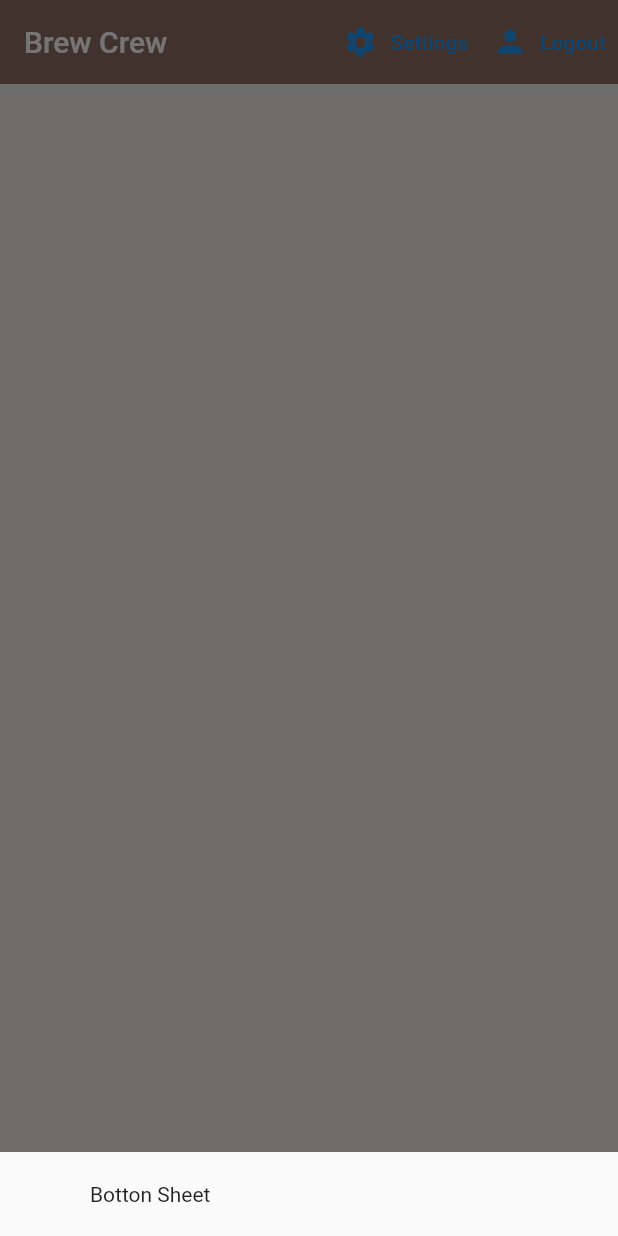
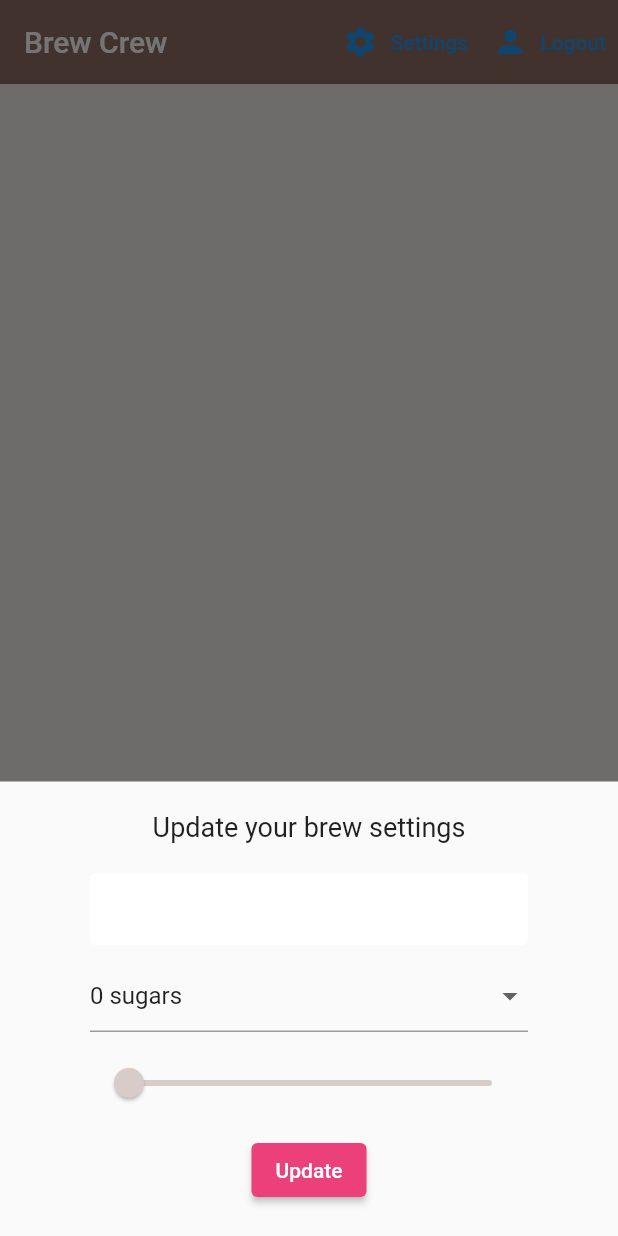
Before and after one commit to phondekarsahil/learn-flutter-firebase, a Flutter app: the screen it shows once a user with an empty profile is signed in, after a tap on "Settings", on a phone screen of 412 x 824 dp. Run offline on Flutter 3.47's test engine with Material 2 defaults, Android fonts, the phone set to English and light mode, and no system bars; our stand-ins replace cloud_firestore, firebase_auth, firebase_core, flutter_spinkit; accounts and stored records are empty.

Commit message:
Settings Form

```diff
--- a/flutter_firebase/lib/screens/home/home.dart
+++ b/flutter_firebase/lib/screens/home/home.dart
@@ -2,6 +2,7 @@ import 'package:cloud_firestore/cloud_firestore.dart';
 import 'package:flutter/material.dart';
 import 'package:flutter_firebase/models/brew.dart';
 import 'package:flutter_firebase/screens/home/brew_list.dart';
+import 'package:flutter_firebase/screens/home/settings_form.dart';
 import 'package:flutter_firebase/services/auth.dart';
 import 'package:flutter_firebase/services/database.dart';
 import 'package:provider/provider.dart';
@@ -19,7 +20,7 @@ class Home extends StatelessWidget {
             return Container(
               padding:
                   const EdgeInsets.symmetric(vertical: 20.0, horizontal: 60.0),
-              child: const Text("Botton Sheet"),
+              child: const SettingsForm(),
             );
           });
     }
--- /dev/null
+++ b/flutter_firebase/lib/screens/home/settings_form.dart
@@ -0,0 +1,80 @@
+import 'package:flutter/material.dart';
+import 'package:flutter_firebase/shared/constants.dart';
+
+class SettingsForm extends StatefulWidget {
+  const SettingsForm({Key? key}) : super(key: key);
+
+  @override
+  State<SettingsForm> createState() => _SettingsFormState();
+}
+
+class _SettingsFormState extends State<SettingsForm> {
+  final _formKey = GlobalKey<FormState>();
+  final List<String> sugars = ['0', '1', '2', '3', '4'];
+
+  // form values
+  late String _currentName;
+  String _currentSugars = '0';
+  int _currentStrength = 100;
+
+  @override
+  Widget build(BuildContext context) {
+    return SingleChildScrollView(
+      child: Form(
+        key: _formKey,
+        child: Column(
+          children: <Widget>[
+            const Text(
+              "Update your brew settings",
+              style: TextStyle(fontSize: 18.0),
+            ),
+            const SizedBox(
+              height: 20.0,
+            ),
+            TextFormField(
+              decoration: textInputDecoration,
+              validator: (val) => val!.isEmpty ? 'Please enter a name' : null,
+              onChanged: (val) => setState(() => _currentName = val),
+            ),
+            const SizedBox(height: 10.0),
+            DropdownButtonFormField(
+                value: _currentSugars,
+                items: sugars
+                    .map((sugar) => DropdownMenuItem(
+                          value: sugar,
+                          child: Text("$sugar sugars"),
+                        ))
+                    .toList(),
+                onChanged: (val) =>
+                    setState(() => _currentSugars = val.toString())),
+            const SizedBox(height: 10.0),
+            Slider(
+              value: (_currentStrength).toDouble(),
+              activeColor: Colors.brown[_currentStrength],
+              inactiveColor: Colors.brown[_currentStrength],
+              min: 100.0,
+              max: 900.0,
+              divisions: 8,
+              onChanged: (val) =>
+                  setState(() => _currentStrength = val.round()),
+            ),
+            const SizedBox(height: 10.0),
+            ElevatedButton(
+              style: ButtonStyle(
+                  backgroundColor: MaterialStateProperty.all(Colors.pink[400])),
+              onPressed: () async {
+                print(_currentName);
+                print(_currentSugars);
+                print(_currentStrength);
+              },
+              child: const Text(
+                "Update",
+                style: TextStyle(color: Colors.white),
+              ),
+            )
+          ],
+        ),
+      ),
+    );
+  }
+}
```
